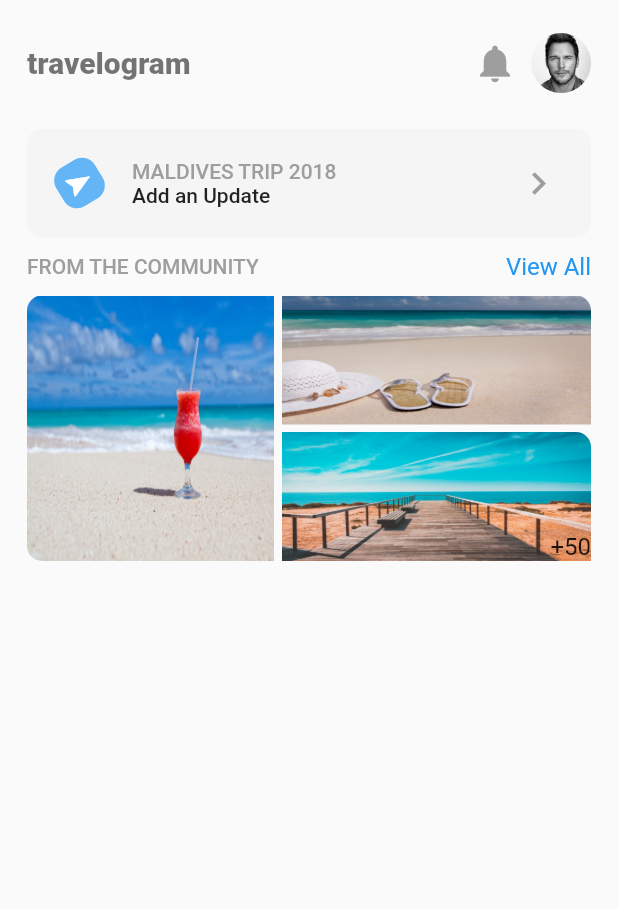
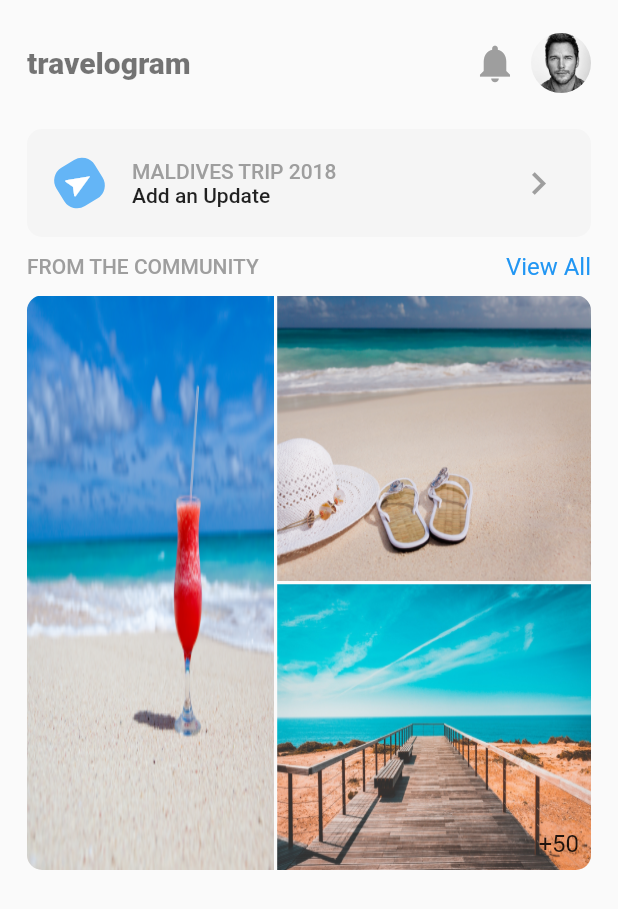
Before and after one commit to patrickwitter/Flutter_FrontEnd_Development, a Flutter app: the screen it shows after launch, on a phone screen of 412 x 824 dp. Shown: the top 909 px of the screen. Run offline on Flutter 3.47's test engine with Material 2 defaults, Android fonts, the phone set to English and light mode, and no system bars; our stand-ins replace google_fonts, hexcolor, smooth_star_rating; project files that could hold a hidden picture were left out.

Commit message:
Added some additional things

```diff
--- a/traveldiary/lib/main.dart
+++ b/traveldiary/lib/main.dart
@@ -155,7 +155,7 @@ class PicGrid extends StatelessWidget {
   @override
   Widget build(BuildContext context) {
     return LimitedBox(
-      maxHeight: MediaQuery.of(context).size.height * 1 / 4,
+      maxHeight: MediaQuery.of(context).size.height * 1 / 2,
       child: LayoutBuilder(builder: (context, constraints) {
         print("${constraints.maxHeight}");
         print("${constraints.minHeight}");
@@ -171,7 +171,7 @@ class PicGrid extends StatelessWidget {
               child: Row(children: [
                 Container(
                   width: MediaQuery.of(context).size.width * 1 / 2.5,
-                  height: MediaQuery.of(context).size.height * 1 / 4,
+                  height: MediaQuery.of(context).size.height * 1 / 2,
                   decoration: BoxDecoration(
                     image: DecorationImage(
                       fit: BoxFit.fill,
@@ -184,7 +184,7 @@ class PicGrid extends StatelessWidget {
                   ),
                 ),
                 const SizedBox(
-                  width: 5,
+                  width: 2,
                 ),
                 Expanded(
                   child: LayoutBuilder(builder: (context, constraints) {
@@ -209,7 +209,7 @@ class PicGrid extends StatelessWidget {
                           ),
                         ),
                         const SizedBox(
-                          height: 5,
+                          height: 2,
                         ),
                         Expanded(
                           child: GestureDetector(
@@ -222,15 +222,19 @@ class PicGrid extends StatelessWidget {
                                     image: AssetImage(image3),
                                   ),
                                   borderRadius: const BorderRadius.only(
-                                    topRight: Radius.circular(10),
+                                    bottomRight: Radius.circular(10),
                                   ),
                                 ),
                               ),
                               Align(
                                 alignment: Alignment.bottomRight,
-                                child: Text(
-                                  '+' + additional.toString(),
-                                  style: Theme.of(context).textTheme.subtitle1,
+                                child: Padding(
+                                  padding: const EdgeInsets.all(8.0),
+                                  child: Text(
+                                    '+' + additional.toString(),
+                                    style:
+                                        Theme.of(context).textTheme.subtitle1,
+                                  ),
                                 ),
                               ),
                             ]),
```
